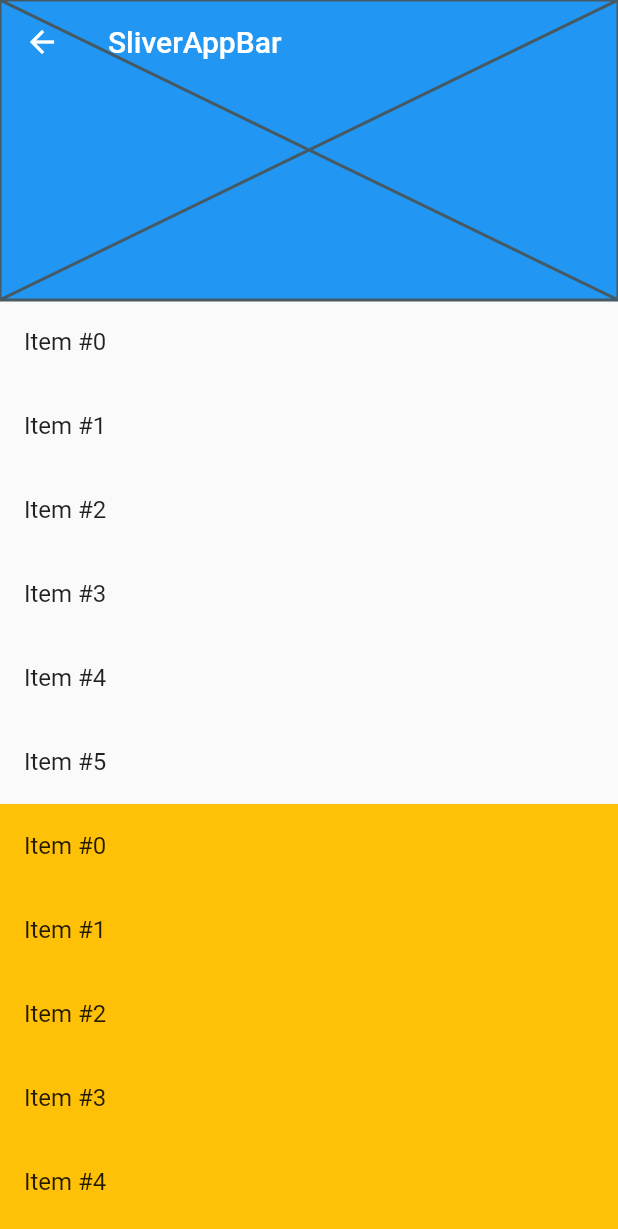
After one commit to xuin-net/Flutter_All_Widgets, a Flutter app: the SliverListScreen screen opened directly, on a phone screen of 412 x 824 dp. The commit adds this screen. Shown: the top 1229 px of the screen. Run offline on Flutter 3.47's test engine with Material 2 defaults, Android fonts, the phone set to English and light mode, and no system bars.

Commit message:
[Widgets] Finish Table&SliverList&SliverAppBar learn

```diff
--- a/lib/data/metaData.dart
+++ b/lib/data/metaData.dart
@@ -6,6 +6,7 @@ import '../widgets/Wrap.dart';
 import '../widgets/Opacity.dart';
 import '../widgets/PageView.dart';
 import '../widgets/Table.dart';
+import '../widgets/SliverList.dart';
 
 List<LearnWidget> widgets = [
   LearnWidget('SafeArea', SafeAreaScreen()),
@@ -14,4 +15,5 @@ List<LearnWidget> widgets = [
   LearnWidget('Opacity', OpacityScreen()),
   LearnWidget('PageView', PageViewScreen()),
   LearnWidget('Table', TableScreen()),
+  LearnWidget('SliverList', SliverListScreen()),
 ];
--- /dev/null
+++ b/lib/widgets/SliverList.dart
@@ -0,0 +1,31 @@
+import 'package:flutter/material.dart';
+import 'Common.dart';
+
+class SliverListScreen extends CommonWidget {
+  @override
+  Widget build(BuildContext context) {
+    return Scaffold(
+      body: CustomScrollView(
+        slivers: <Widget>[
+          SliverAppBar(
+            title: Text('SliverAppBar'),
+            floating: true,
+            flexibleSpace: Placeholder(),
+            expandedHeight: 200,
+          ),
+          SliverList(
+            delegate: SliverChildBuilderDelegate(
+                (context, index) => ListTile(title: Text('Item #$index')),
+                childCount: 6),
+          ),
+          SliverList(
+            delegate: SliverChildBuilderDelegate(
+                (context, index) => ListTile(
+                    tileColor: Colors.amber, title: Text('Item #$index')),
+                childCount: 6),
+          ),
+        ],
+      ),
+    );
+  }
+}
--- a/lib/widgets/Table.dart
+++ b/lib/widgets/Table.dart
@@ -1,5 +1,4 @@
 import 'package:flutter/material.dart';
-import 'package:flutter_all_widgets/data/metaData.dart';
 import 'Common.dart';
 
 class TableScreen extends CommonWidget {
```
